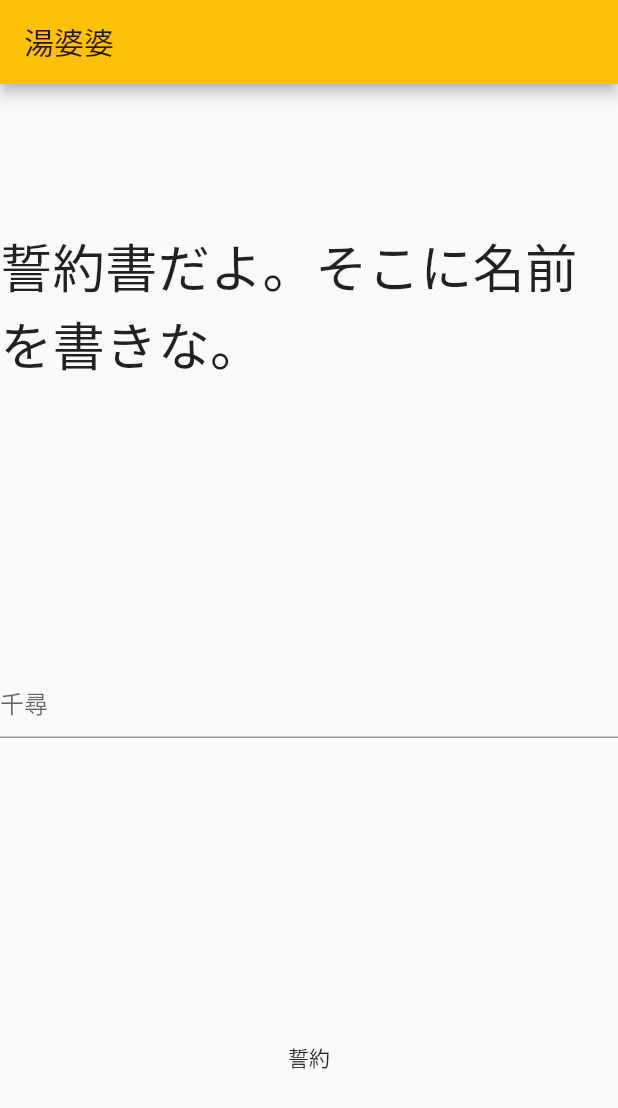
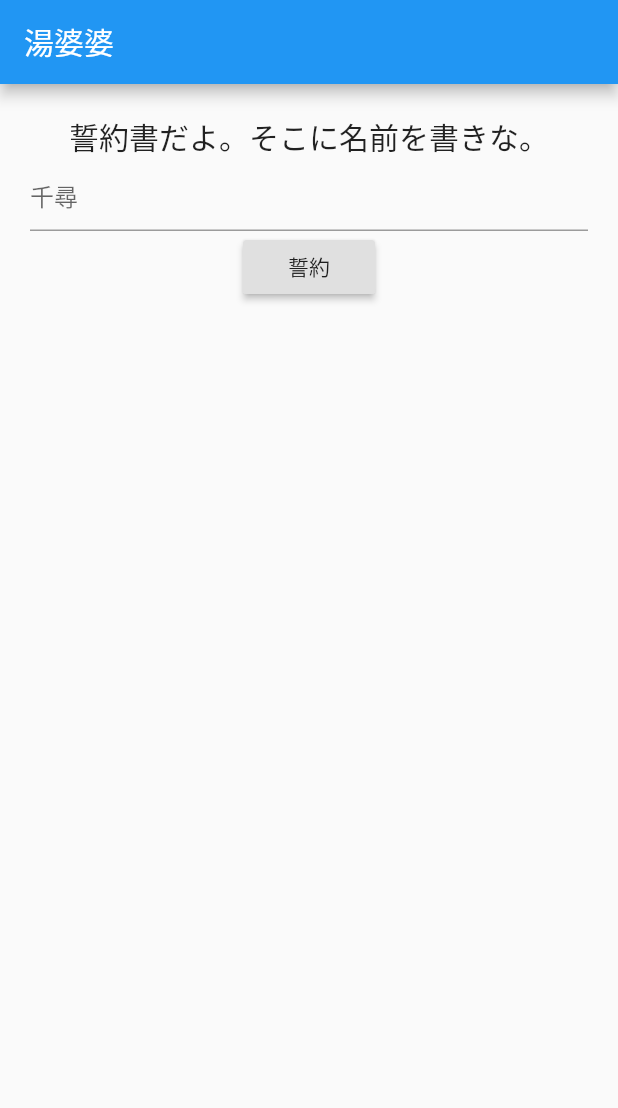
Before and after one commit to ko50/yubaba, a Flutter app: the screen it shows after launch, on a phone screen of 412 x 824 dp. Shown: the top 1108 px of the screen. Run offline on Flutter 3.47's test engine with Material 2 defaults, Android fonts, the phone set to English and light mode, and no system bars.

Commit message:
[修正] 冗長すぎたので一画面にまとめた

```diff
--- a/lib/main.dart
+++ b/lib/main.dart
@@ -1,6 +1,6 @@
 import 'package:flutter/material.dart';
 
-import 'package:yubaba/view/pledge.dart';
+import 'package:yubaba/my_yubaba.dart';
 
 void main() => runApp(MyApp());
 
@@ -10,11 +10,10 @@ class MyApp extends StatelessWidget {
     return MaterialApp(
       title: '湯婆婆',
       theme: ThemeData(
-        primarySwatch: Colors.amber,
-        fontFamily: '',
+        primarySwatch: Colors.blue,
         visualDensity: VisualDensity.adaptivePlatformDensity,
       ),
-      home: Pledge(),
+      home: MyYubaba(),
     );
   }
 }
--- /dev/null
+++ b/lib/my_yubaba.dart
@@ -0,0 +1,59 @@
+import 'dart:math';
+
+import 'package:flutter/material.dart';
+
+class MyYubaba extends StatefulWidget {
+  @override
+  _MyYubabaState createState() => _MyYubabaState();
+}
+
+class _MyYubabaState extends State<MyYubaba> {
+  final TextEditingController _nameController = TextEditingController();
+
+  bool _predged = false;
+  String name = '', newName = '';
+
+  Widget _pledgeForm() => TextField(
+        controller: _nameController,
+        decoration: InputDecoration(hintText: '千尋'),
+      );
+
+  Widget _confirmButton() => RaisedButton(
+        onPressed: () => setState(() => _predged = true),
+        child: Text('誓約'),
+      );
+
+  Widget _yourName() {
+    name = _nameController.text;
+    final int newNameIndex = Random().nextInt(name.length);
+    newName = name.substring(newNameIndex);
+
+    return Text(
+      'フン。$nameというのかい。\n贅沢な名だねぇ。\n\n'
+      '今からお前の名前は$newNameだ。\nいいかい、$newNameだよ。'
+      '分かったら返事をするんだ、$newName!!',
+      style: TextStyle(fontSize: 20),
+    );
+  }
+
+  @override
+  Widget build(BuildContext context) {
+    return Scaffold(
+      appBar: AppBar(title: Text('湯婆婆')),
+      body: Padding(
+        padding: EdgeInsets.all(20.0),
+        child: Column(
+          children: [
+            Text(
+              '誓約書だよ。そこに名前を書きな。',
+              style: TextStyle(fontSize: 20),
+            ),
+            _pledgeForm(),
+            _confirmButton(),
+            if (_predged) _yourName(),
+          ],
+        ),
+      ),
+    );
+  }
+}
--- a/lib/view/pledge.dart
+++ /dev/null
@@ -1,37 +0,0 @@
-import 'package:flutter/material.dart';
-import 'package:yubaba/view/omae.dart';
-
-class Pledge extends StatelessWidget {
-  final TextEditingController _nameController = TextEditingController();
-
-  Widget _pledge() => TextField(
-        controller: _nameController,
-        decoration: InputDecoration(hintText: '千尋'),
-      );
-
-  Widget _confirmButton(BuildContext context) => MaterialButton(
-        onPressed: () => Navigator.push(
-          context,
-          MaterialPageRoute(builder: (_) => Omae(_nameController.text)),
-        ),
-        child: Text('誓約'),
-      );
-
-  @override
-  Widget build(BuildContext context) {
-    return Scaffold(
-      appBar: AppBar(title: Text('湯婆婆')),
-      body: Column(
-        mainAxisAlignment: MainAxisAlignment.spaceAround,
-        children: [
-          Text(
-            '誓約書だよ。そこに名前を書きな。',
-            style: TextStyle(fontSize: 35),
-          ),
-          _pledge(),
-          _confirmButton(context),
-        ],
-      ),
-    );
-  }
-}
```
Also changed, not shown: lib/view/omae.dart (deleted, +0 -26 lines), lib/yubaba/yubaba.dart (deleted, +0 -8 lines), 1 other file.
